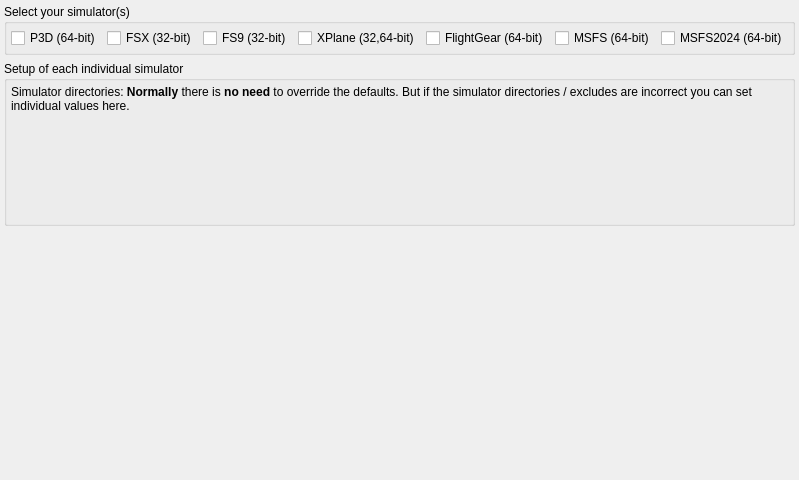
swift-project/pilotclient, file src/gui/components/configsimulatorcomponent.ui: the form before one commit.
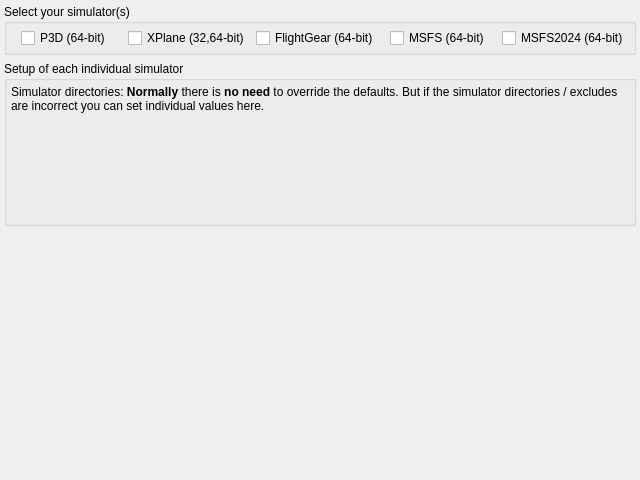
The form after the commit. Custom widgets are drawn as their Qt base class.

What changed in the file:
```diff
--- a/src/gui/components/configsimulatorcomponent.ui
+++ b/src/gui/components/configsimulatorcomponent.ui
@@ -44,7 +44,7 @@
       <property name="bottomMargin">
        <number>4</number>
       </property>
-      <item row="1" column="3" alignment="Qt::AlignHCenter">
+      <item row="1" column="1" alignment="Qt::AlignHCenter">
        <widget class="QCheckBox" name="cb_XP">
         <property name="text">
          <string>XPlane (32,64-bit)</string>
@@ -58,41 +58,21 @@
         </property>
        </widget>
       </item>
-      <item row="1" column="1" alignment="Qt::AlignHCenter">
-       <widget class="QCheckBox" name="cb_FSX">
-        <property name="text">
-         <string>FSX (32-bit)</string>
-        </property>
-       </widget>
-      </item>
       <item row="1" column="2" alignment="Qt::AlignHCenter">
-       <widget class="QCheckBox" name="cb_FS9">
-        <property name="text">
-         <string>FS9 (32-bit)</string>
-        </property>
-        <property name="iconSize">
-         <size>
-          <width>64</width>
-          <height>64</height>
-         </size>
-        </property>
-       </widget>
-      </item>
-      <item row="1" column="4" alignment="Qt::AlignHCenter">
        <widget class="QCheckBox" name="cb_FG">
         <property name="text">
          <string>FlightGear (64-bit)</string>
         </property>
        </widget>
       </item>
-      <item row="1" column="5" alignment="Qt::AlignHCenter">
+      <item row="1" column="3" alignment="Qt::AlignHCenter">
         <widget class="QCheckBox" name="cb_MSFS">
             <property name="text">
               <string>MSFS (64-bit)</string>
           </property>
         </widget>
       </item>
-       <item row="1" column="6" alignment="Qt::AlignHCenter">
+       <item row="1" column="4" alignment="Qt::AlignHCenter">
          <widget class="QCheckBox" name="cb_MSFS2024">
            <property name="text">
              <string>MSFS2024 (64-bit)</string>
```
Left out of the diff: 2 changed lines with no effect on the pictures.
